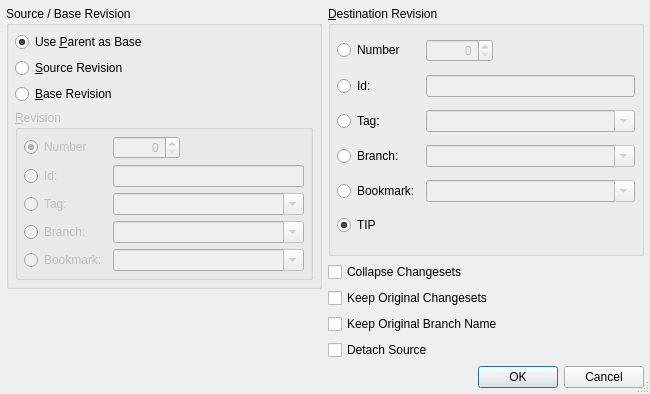
Old version of the form Plugins/VcsPlugins/vcsMercurial/RebaseExtension/HgRebaseDialog.ui in the repository testmana2/test.
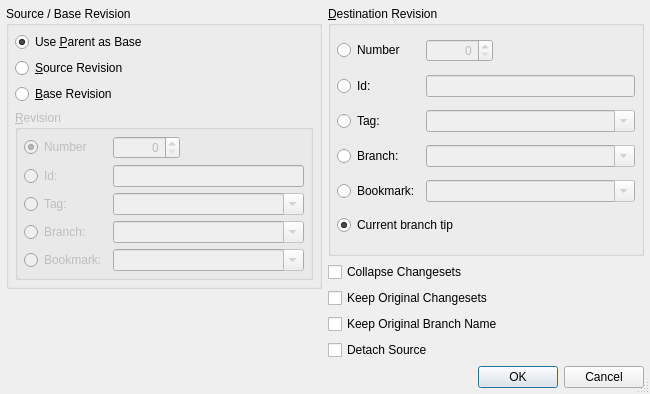
New version of the form.

The edit to the form file:
```diff
--- a/Plugins/VcsPlugins/vcsMercurial/RebaseExtension/HgRebaseDialog.ui
+++ b/Plugins/VcsPlugins/vcsMercurial/RebaseExtension/HgRebaseDialog.ui
@@ -370,7 +370,7 @@
            <string>Select tip revision of repository</string>
           </property>
           <property name="text">
-           <string>TIP</string>
+           <string>Current branch tip</string>
           </property>
           <property name="checked">
            <bool>true</bool>
```
